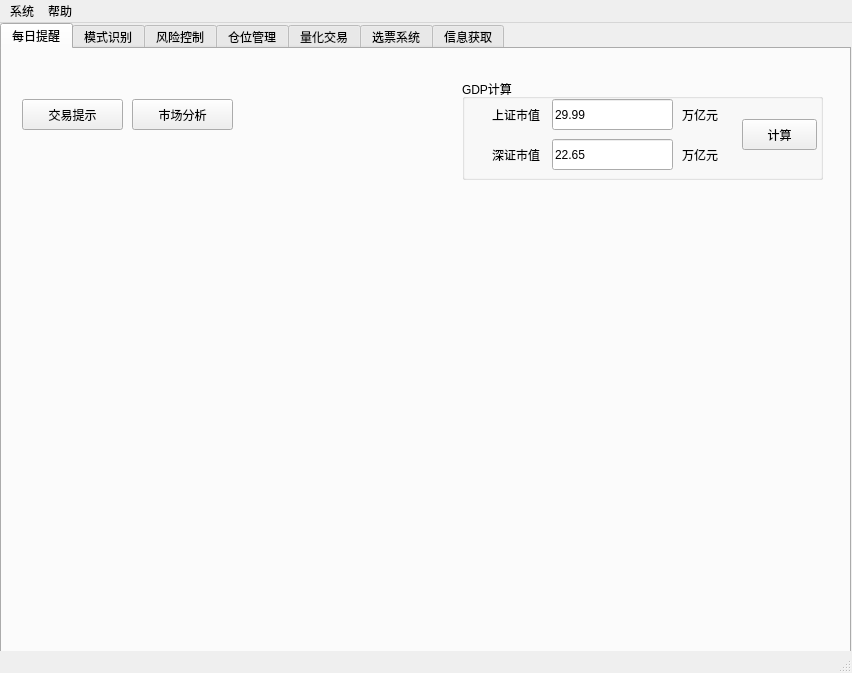
xuleoBJ/stock2015, file mainUI.ui: the form before one commit.
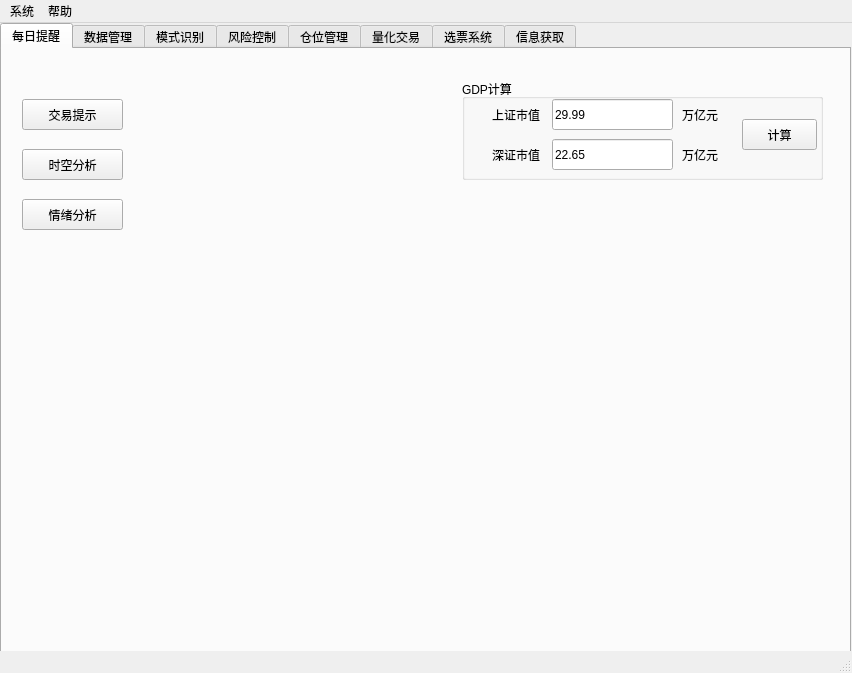
The form after the commit. The open tabs and pages were chosen to show the change.

Diff of the .ui file:
```diff
--- a/mainUI.ui
+++ b/mainUI.ui
@@ -137,14 +137,14 @@
      <widget class="QPushButton" name="btnMarketAna">
       <property name="geometry">
        <rect>
-        <x>130</x>
-        <y>50</y>
+        <x>20</x>
+        <y>100</y>
         <width>101</width>
         <height>31</height>
        </rect>
       </property>
       <property name="text">
-       <string>市场分析</string>
+       <string>时空分析</string>
       </property>
      </widget>
      <widget class="QGroupBox" name="groupBox">
@@ -160,6 +160,19 @@
        <string>GDP计算</string>
       </property>
      </widget>
+     <widget class="QPushButton" name="btnMarketMoodAna">
+      <property name="geometry">
+       <rect>
+        <x>20</x>
+        <y>150</y>
+        <width>101</width>
+        <height>31</height>
+       </rect>
+      </property>
+      <property name="text">
+       <string>情绪分析</string>
+      </property>
+     </widget>
      <zorder>groupBox</zorder>
      <zorder>lineEditMarketValueSH</zorder>
      <zorder>btnCalGDP</zorder>
@@ -171,7 +184,25 @@
      <zorder>btnTradeInfor</zorder>
      <zorder>btnMarketAna</zorder>
     </widget>
-    <widget class="QWidget" name="tab_6">
+    <widget class="QWidget" name="tbg_Data">
+     <attribute name="title">
+      <string>数据管理</string>
+     </attribute>
+     <widget class="QPushButton" name="btnCopyData2Dir">
+      <property name="geometry">
+       <rect>
+        <x>60</x>
+        <y>40</y>
+        <width>101</width>
+        <height>31</height>
+       </rect>
+      </property>
+      <property name="text">
+       <string>数据入库</string>
+      </property>
+     </widget>
+    </widget>
+    <widget class="QWidget" name="tbg_PatternRec">
      <attribute name="title">
       <string>模式识别</string>
      </attribute>
```
Left out of the diff: 28 changed lines with no effect on the pictures.
